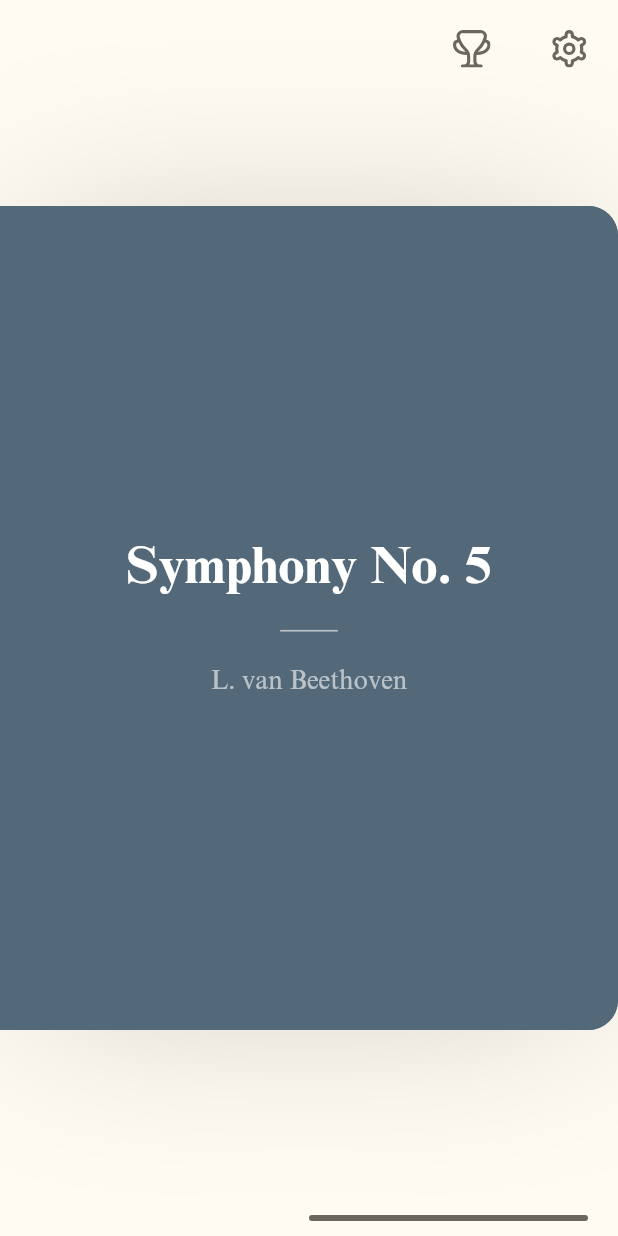
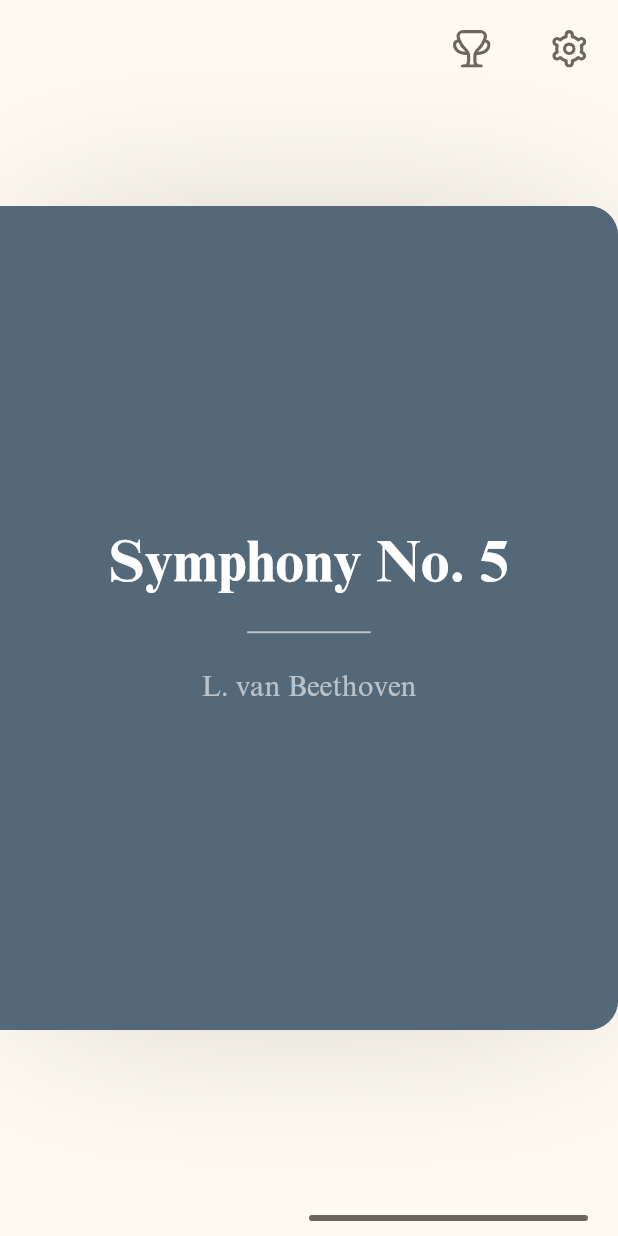
Before and after one commit to AlejaDiez/classical_music_puzzle, a Flutter app: the screen it shows after launch, swiped to page 2, on a phone screen of 412 x 824 dp. Run offline on Flutter 3.47's test engine with Material 2 defaults, Android fonts, the phone set to English and light mode, and no system bars; our stand-ins replace assets_audio_player, confetti, flutter_svg, shared_preferences, vibration; missing offline and left inert: shake; generated files the repository leaves out were written again.

Commit message:
Exit view

```diff
--- a/assets/languages/en.arb
+++ b/assets/languages/en.arb
@@ -5,5 +5,8 @@
     "settings": "Settings",
     "easyMode": "Easy mode",
     "hardMode": "Hard mode",
-    "licenses": "Licenses"
+    "licenses": "Licenses",
+    "exitWarning": "Are you sure you want to quit?",
+    "yes": "Yes",
+    "no": "No"
 }
--- a/assets/languages/es.arb
+++ b/assets/languages/es.arb
@@ -5,5 +5,8 @@
     "settings": "Configuración",
     "easyMode": "Modo fácil",
     "hardMode": "Modo difícil",
-    "licenses": "Licencias"
+    "licenses": "Licencias",
+    "exitWarning": "¿Estás seguro de que quieres salir?",
+    "yes": "Si",
+    "no": "No"
 }
--- a/lib/views/game.dart
+++ b/lib/views/game.dart
@@ -1,5 +1,6 @@
 import 'dart:ui';
 
+import 'package:classical_music_puzzle/views/exit.dart';
 import 'package:flutter/material.dart';
 import 'package:flutter_svg/svg.dart';
 import 'package:provider/provider.dart';
@@ -8,7 +9,7 @@ import '../models/music_sheet.dart';
 import '../providers/game.dart';
 import '../providers/puzzle.dart';
 import '../views/settings.dart';
-import 'achievements.dart';
+import '../views/achievements.dart';
 import '../widgets/button.dart';
 import '../widgets/dialog.dart';
 import '../widgets/music_sheet.dart';
@@ -77,10 +78,20 @@ class _GameViewState extends State<GameView> with TickerProviderStateMixin {
         _resetOpacityAnimationController.forward();
       }
     };
-    return Container(
+    return WillPopScope(
+      onWillPop: () async {
+        if(gameProvider.currentPuzzle != null) {
+          gameProvider.changeCurrentPuzzle(null);
+          return false;
+        } else {
+          return await Navigator.push(context, DialogWidget(ExitView(), canDismiss: false));
+        }
+      },
+      child: Container(
         height: MediaQuery.of(context).size.height,
         width: MediaQuery.of(context).size.width,
         color: Theme.of(context).primaryColor,
+        padding: MediaQuery.of(context).padding,
         child: Stack(
           fit: StackFit.expand,
           children: [
@@ -268,6 +279,7 @@ class _GameViewState extends State<GameView> with TickerProviderStateMixin {
             )
           ]
         )
+      )
     );
   }
 }
--- a/lib/widgets/dialog.dart
+++ b/lib/widgets/dialog.dart
@@ -1,6 +1,4 @@
 import 'package:flutter/material.dart';
-
-enum DialogType {popUp, slide}
 
 class DialogWidget extends PageRouteBuilder {
   final Widget child;
@@ -19,7 +17,7 @@ class DialogWidget extends PageRouteBuilder {
       child: FittedBox(
         fit: BoxFit.contain,
         child: Container(
-          width: 450.0,
+          width: 420.0,
           margin: const EdgeInsets.all(20.0),
           padding: padding,
           clipBehavior: Clip.antiAlias,
--- a/lib/widgets/music_sheet.dart
+++ b/lib/widgets/music_sheet.dart
@@ -233,15 +233,15 @@ class _MusicSheetWidgetState extends State<MusicSheetWidget> with TickerProvider
                   mainAxisAlignment: MainAxisAlignment.center,
                   crossAxisAlignment: CrossAxisAlignment.center,
                   children: [
-                    Text(_puzzleProvider.musicSheet.title, style: Theme.of(context).textTheme.titleLarge!.copyWith(fontSize: widget.size * 0.064, color: Color.fromRGBO(255, 255, 255, 1.0))),
+                    Text(_puzzleProvider.musicSheet.title, style: Theme.of(context).textTheme.titleLarge!.copyWith(fontSize: widget.size * 0.07, color: Color.fromRGBO(255, 255, 255, 1.0))),
                     Divider(
-                      height: widget.size * 0.09,
-                      thickness: widget.size * 0.002,
-                      indent: widget.size * 0.34,
-                      endIndent: widget.size * 0.34,
+                      height: widget.size * 0.1,
+                      thickness: widget.size * 0.0024,
+                      indent: widget.size * 0.3,
+                      endIndent: widget.size * 0.3,
                       color: Color.fromRGBO(255, 255, 255, 0.6),
                     ),
-                    Text(_puzzleProvider.musicSheet.author, style: Theme.of(context).textTheme.titleMedium!.copyWith(fontSize: widget.size * 0.064 / 2, fontStyle: FontStyle.normal, color: Color.fromRGBO(255, 255, 255, 0.6)))
+                    Text(_puzzleProvider.musicSheet.author, style: Theme.of(context).textTheme.titleMedium!.copyWith(fontSize: widget.size * 0.07 / 2, fontStyle: FontStyle.normal, color: Color.fromRGBO(255, 255, 255, 0.6)))
                   ]
                 )
               )
```
Also changed, not shown: lib/views/exit.dart (added, +46 -0 lines). Lines whose indentation alone changed are shown as unchanged.
